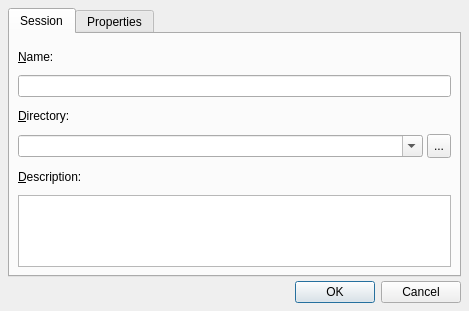
Qt form src/qtractorSessionForm.ui (rncbc/qtractor) before a commit.
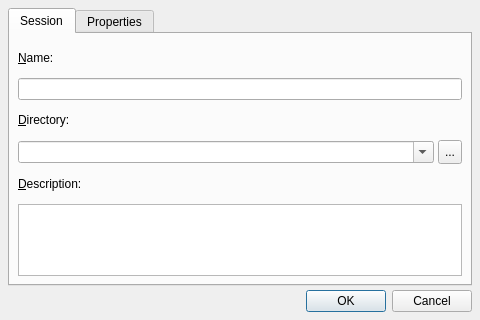
The same form after that commit. Icons and pictures are not drawn. Custom widgets are drawn as their Qt base class.

What changed in the file:
```diff
--- a/src/qtractorSessionForm.ui
+++ b/src/qtractorSessionForm.ui
@@ -25,8 +25,8 @@
    <rect>
     <x>0</x>
     <y>0</y>
-    <width>469</width>
-    <height>311</height>
+    <width>480</width>
+    <height>320</height>
    </rect>
   </property>
   <property name="focusPolicy" >
```
Left out of the diff: 2 changed lines with no effect on the pictures.
